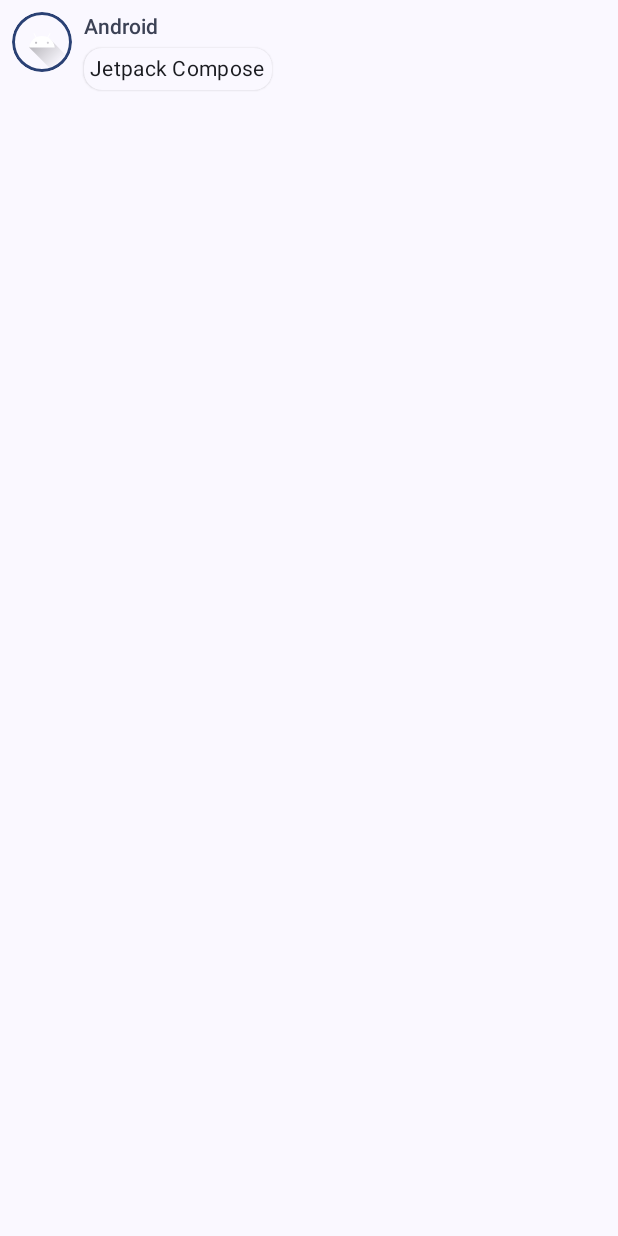
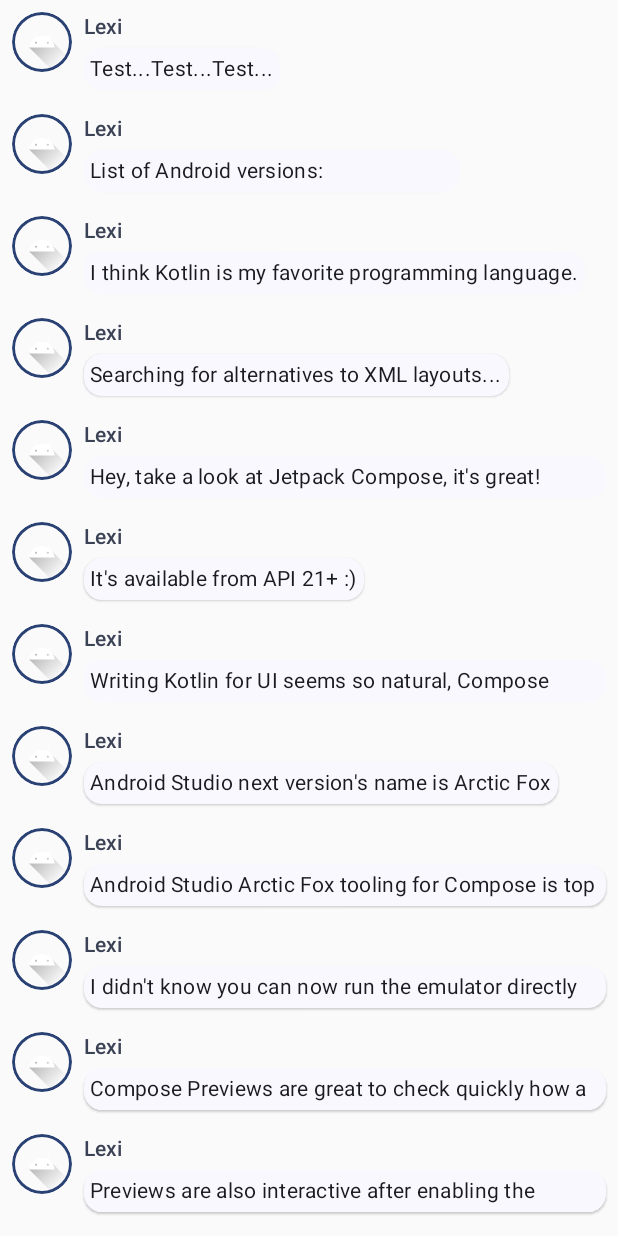
Before and after one commit to PauloLajos/AndroidJetpackComposePractices, an Android app built with Jetpack Compose: the screen it shows after launch (MainActivity), on a phone screen of 412 x 824 dp. Run offline under Robolectric (Android 15) with nearby library versions, the phone set to English and light mode, and no system bars.

Commit message:
ComposeTutorial - 04: Lists and animations - Create a list of messages - Animate messages while expanding

```diff
--- a/ComposeTutorial/app/src/main/java/hu/paulolajos/dev/composetutorial/MainActivity.kt
+++ b/ComposeTutorial/app/src/main/java/hu/paulolajos/dev/composetutorial/MainActivity.kt
@@ -6,14 +6,16 @@ import androidx.activity.ComponentActivity
 import androidx.activity.compose.setContent
 import androidx.compose.foundation.Image
 import androidx.compose.foundation.border
+import androidx.compose.foundation.clickable
 import androidx.compose.foundation.layout.Column
 import androidx.compose.foundation.layout.Row
 import androidx.compose.foundation.layout.Spacer
-import androidx.compose.foundation.layout.fillMaxSize
 import androidx.compose.foundation.layout.height
 import androidx.compose.foundation.layout.padding
 import androidx.compose.foundation.layout.size
 import androidx.compose.foundation.layout.width
+import androidx.compose.foundation.lazy.LazyColumn
+import androidx.compose.foundation.lazy.items
 import androidx.compose.foundation.shape.CircleShape
 import androidx.compose.material3.MaterialTheme
 import androidx.compose.material3.Text
@@ -25,14 +27,23 @@ import androidx.compose.ui.tooling.preview.Preview
 import androidx.compose.ui.unit.dp
 import hu.paulolajos.dev.composetutorial.ui.theme.ComposeTutorialTheme
 import androidx.compose.material3.Surface
+import androidx.compose.runtime.getValue
+import androidx.compose.runtime.mutableStateOf
+import androidx.compose.runtime.remember
+import androidx.compose.runtime.setValue
+
 class MainActivity : ComponentActivity() {
     override fun onCreate(savedInstanceState: Bundle?) {
         super.onCreate(savedInstanceState)
         setContent {
             ComposeTutorialTheme {
+                /*
                 Surface(modifier = Modifier.fillMaxSize()) {
                     MessageCard(Message("Android", "Jetpack Compose"))
                 }
+                 */
+
+                Conversation(SampleData.conversationSample)
             }
         }
     }
@@ -58,7 +69,12 @@ fun MessageCard(msg: Message) {
         // Add a horizontal space between the image and the column
         Spacer(modifier = Modifier.width(8.dp))
 
-        Column {
+        // We keep track if the message is expanded or not in this
+        // variable
+        var isExpanded by remember { mutableStateOf(false) }
+
+        // We toggle the isExpanded variable when we click on this Column
+        Column(modifier = Modifier.clickable { isExpanded = !isExpanded }) {
             Text(
                 text = msg.author,
                 color = MaterialTheme.colorScheme.secondary,
@@ -71,6 +87,9 @@ fun MessageCard(msg: Message) {
                 Text(
                     text = msg.body,
                     modifier = Modifier.padding(all = 4.dp),
+                    // If the message is expanded, we display all its content
+                    // otherwise we only display the first line
+                    maxLines = if (isExpanded) Int.MAX_VALUE else 1,
                     style = MaterialTheme.typography.bodyMedium
                 )
             }
@@ -94,3 +113,20 @@ fun PreviewMessageCard() {
         }
     }
 }
+
+@Composable
+fun Conversation(messages: List<Message>) {
+    LazyColumn {
+        items(messages) { message ->
+            MessageCard(message)
+        }
+    }
+}
+
+@Preview
+@Composable
+fun PreviewConversation() {
+    ComposeTutorialTheme {
+        Conversation(SampleData.conversationSample)
+    }
+}
--- /dev/null
+++ b/ComposeTutorial/app/src/main/java/hu/paulolajos/dev/composetutorial/SampleData.kt
@@ -0,0 +1,75 @@
+package hu.paulolajos.dev.composetutorial
+
+/**
+ * hu.paulolajos.dev.composetutorial.SampleData for Jetpack Compose Tutorial
+ */
+object SampleData {
+    // Sample conversation data
+    val conversationSample = listOf(
+        Message(
+            "Lexi",
+            "Test...Test...Test..."
+        ),
+        Message(
+            "Lexi",
+            """List of Android versions:
+            |Android KitKat (API 19)
+            |Android Lollipop (API 21)
+            |Android Marshmallow (API 23)
+            |Android Nougat (API 24)
+            |Android Oreo (API 26)
+            |Android Pie (API 28)
+            |Android 10 (API 29)
+            |Android 11 (API 30)
+            |Android 12 (API 31)""".trim()
+        ),
+        Message(
+            "Lexi",
+            """I think Kotlin is my favorite programming language.
+            |It's so much fun!""".trim()
+        ),
+        Message(
+            "Lexi",
+            "Searching for alternatives to XML layouts..."
+        ),
+        Message(
+            "Lexi",
+            """Hey, take a look at Jetpack Compose, it's great!
+            |It's the Android's modern toolkit for building native UI.
+            |It simplifies and accelerates UI development on Android.
+            |Less code, powerful tools, and intuitive Kotlin APIs :)""".trim()
+        ),
+        Message(
+            "Lexi",
+            "It's available from API 21+ :)"
+        ),
+        Message(
+            "Lexi",
+            "Writing Kotlin for UI seems so natural, Compose where have you been all my life?"
+        ),
+        Message(
+            "Lexi",
+            "Android Studio next version's name is Arctic Fox"
+        ),
+        Message(
+            "Lexi",
+            "Android Studio Arctic Fox tooling for Compose is top notch ^_^"
+        ),
+        Message(
+            "Lexi",
+            "I didn't know you can now run the emulator directly from Android Studio"
+        ),
+        Message(
+            "Lexi",
+            "Compose Previews are great to check quickly how a composable layout looks like"
+        ),
+        Message(
+            "Lexi",
+            "Previews are also interactive after enabling the experimental setting"
+        ),
+        Message(
+            "Lexi",
+            "Have you tried writing build.gradle with KTS?"
+        ),
+    )
+}
```
